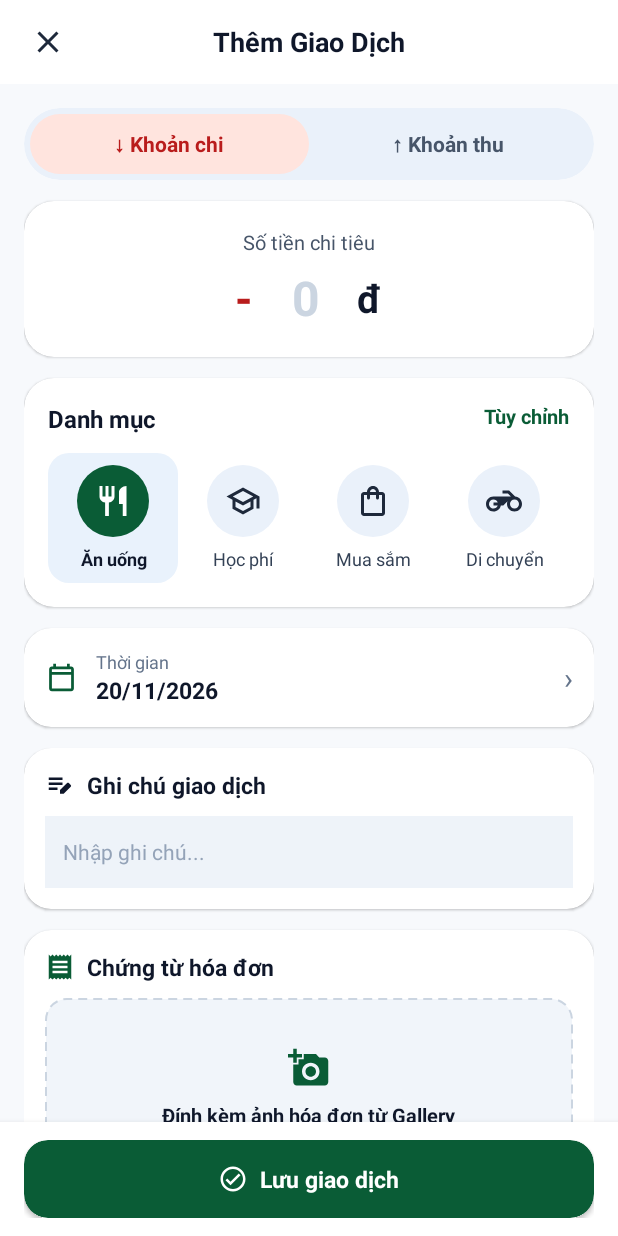
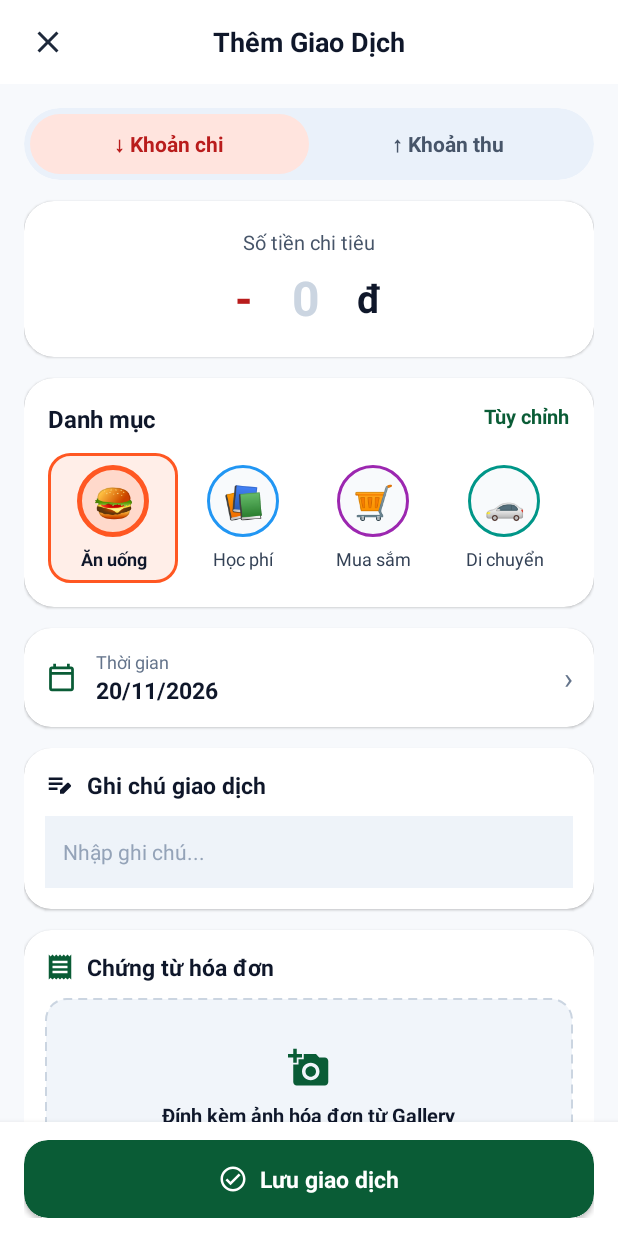
Before and after one commit to kietnt1905/SmartSpend-Android, an Android app: the AddEditTransactionActivity screen opened directly, with no data from a screen before it, on a phone screen of 412 x 824 dp. Run offline under Robolectric (Android 15) with nearby library versions, the phone set to English and light mode, and no system bars; 1 statement that could not run was skipped.

Commit message:
feat(transaction): đồng bộ 20 icon danh mục và hiển thị màu viền theo danh mục

```diff
--- a/app/src/main/java/com/vhu/smartspend/ui/AddEditTransactionActivity.java
+++ b/app/src/main/java/com/vhu/smartspend/ui/AddEditTransactionActivity.java
@@ -229,12 +229,13 @@ public class AddEditTransactionActivity extends AppCompatActivity {
         item.setGravity(Gravity.CENTER_HORIZONTAL);
         item.setPadding(dp(4), dp(8), dp(4), dp(8));
         item.setLayoutParams(new LinearLayout.LayoutParams(0, LinearLayout.LayoutParams.WRAP_CONTENT, 1f));
-        item.setTag(cat.getCategoryId());
+        item.setTag(cat);
 
-        ImageView icon = new ImageView(this);
+        TextView icon = new TextView(this);
         icon.setLayoutParams(new LinearLayout.LayoutParams(dp(48), dp(48)));
-        icon.setPadding(dp(12), dp(12), dp(12), dp(12));
-        icon.setImageResource(getCategoryIcon(cat.getIconName()));
+        icon.setGravity(Gravity.CENTER);
+        icon.setText(getCategoryEmoji(cat.getIconName()));
+        icon.setTextSize(22f);
 
         TextView label = new TextView(this);
         label.setPadding(0, dp(6), 0, 0);
@@ -246,7 +247,7 @@ public class AddEditTransactionActivity extends AppCompatActivity {
 
         item.addView(icon);
         item.addView(label);
-        applyCategoryItemStyle(item, selected);
+        applyCategoryItemStyle(item, cat, selected);
 
         item.setOnTouchListener((v, event) -> {
             if (categories.size() > 8) {
@@ -263,16 +264,28 @@ public class AddEditTransactionActivity extends AppCompatActivity {
         return item;
     }
 
-    private void applyCategoryItemStyle(LinearLayout item, boolean selected) {
-        item.setBackground(selected ? roundedBg("#E9F2FC", 14) : null);
+    private void applyCategoryItemStyle(LinearLayout item, Category cat, boolean selected) {
+        int borderColor = parseCategoryColor(cat.getColorCode());
+
+        if (selected) {
+            GradientDrawable selectedBox = new GradientDrawable();
+            selectedBox.setCornerRadius(dp(14));
+            selectedBox.setColor(Color.argb(26, Color.red(borderColor), Color.green(borderColor), Color.blue(borderColor)));
+            selectedBox.setStroke(dp(2), borderColor);
+            item.setBackground(selectedBox);
+        } else {
+            item.setBackground(null);
+        }
 
         GradientDrawable circle = new GradientDrawable();
         circle.setShape(GradientDrawable.OVAL);
-        circle.setColor(Color.parseColor(selected ? "#0A5C36" : "#EAF1FA"));
+        circle.setColor(selected
+                ? Color.argb(36, Color.red(borderColor), Color.green(borderColor), Color.blue(borderColor))
+                : Color.parseColor("#F8FAFC"));
+        circle.setStroke(dp(selected ? 3 : 2), borderColor);
 
-        ImageView icon = (ImageView) item.getChildAt(0);
+        TextView icon = (TextView) item.getChildAt(0);
         icon.setBackground(circle);
-        icon.setColorFilter(selected ? Color.WHITE : Color.parseColor("#1E293B"));
 
         TextView label = (TextView) item.getChildAt(1);
         label.setTextColor(Color.parseColor(selected ? "#0F172A" : "#334155"));
@@ -286,24 +299,48 @@ public class AddEditTransactionActivity extends AppCompatActivity {
             LinearLayout row = (LinearLayout) rowView;
             for (int c = 0; c < row.getChildCount(); c++) {
                 View child = row.getChildAt(c);
-                if (child instanceof LinearLayout && child.getTag() instanceof Integer) {
-                    int catId = (Integer) child.getTag();
-                    applyCategoryItemStyle((LinearLayout) child, catId == selectedCategoryId);
+                if (child instanceof LinearLayout && child.getTag() instanceof Category) {
+                    Category cat = (Category) child.getTag();
+                    applyCategoryItemStyle((LinearLayout) child, cat, cat.getCategoryId() == selectedCategoryId);
                 }
             }
         }
     }
 
-    private int getCategoryIcon(String iconName) {
-        if (iconName == null) return R.drawable.ic_tx_category_default;
+    private int parseCategoryColor(String colorCode) {
+        if (colorCode != null && !colorCode.trim().isEmpty()) {
+            try {
+                return Color.parseColor(colorCode.trim());
+            } catch (Exception ignored) {
+            }
+        }
+        return Color.parseColor("#0A5C36");
+    }
+
+    private String getCategoryEmoji(String iconName) {
+        if (iconName == null) return "⭐";
         switch (iconName.toLowerCase(Locale.getDefault())) {
-            case "ic_food": return R.drawable.ic_tx_food;
-            case "ic_school": return R.drawable.ic_tx_school;
-            case "ic_shopping": return R.drawable.ic_tx_shopping;
-            case "ic_transport": return R.drawable.ic_tx_transport;
-            case "ic_award": return R.drawable.ic_tx_award;
-            case "ic_work": return R.drawable.ic_tx_work;
-            default: return R.drawable.ic_tx_category_default;
+            case "ic_food": return "🍔";
+            case "ic_coffee": return "☕";
+            case "ic_school": return "📚";
+            case "ic_shopping": return "🛒";
+            case "ic_transport": return "🚗";
+            case "ic_home": return "🏠";
+            case "ic_bill": return "⚡";
+            case "ic_entertainment": return "🎮";
+            case "ic_health": return "💊";
+            case "ic_beauty": return "💄";
+            case "ic_travel": return "✈️";
+            case "ic_pet": return "🐾";
+            case "ic_sport": return "🏋️";
+            case "ic_phone": return "📱";
+            case "ic_gift": return "🎁";
+            case "ic_award": return "🎓";
+            case "ic_work": return "💼";
+            case "ic_savings": return "💰";
+            case "ic_invest": return "📈";
+            case "ic_other": return "⭐";
+            default: return "⭐";
         }
     }
 
```
Also changed, not shown: app/src/main/java/com/vhu/smartspend/ui/TransactionDetailActivity.java (+48 -16 lines), app/src/main/res/layout/activity_transaction_detail.xml (+5 -5 lines).
